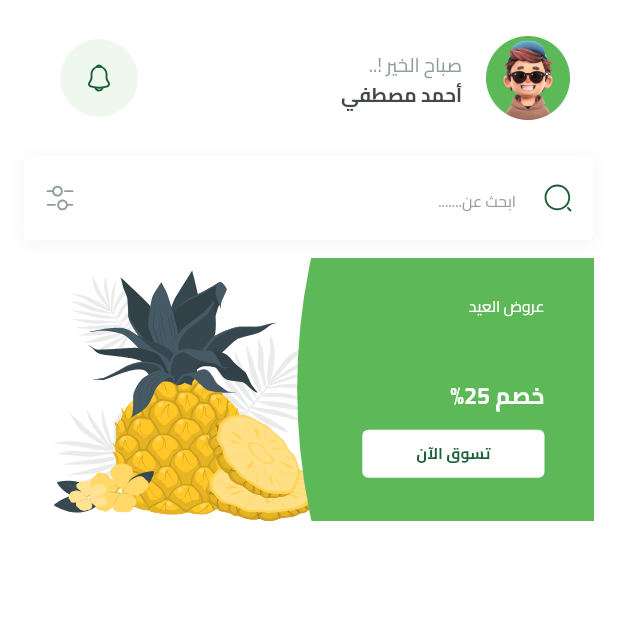
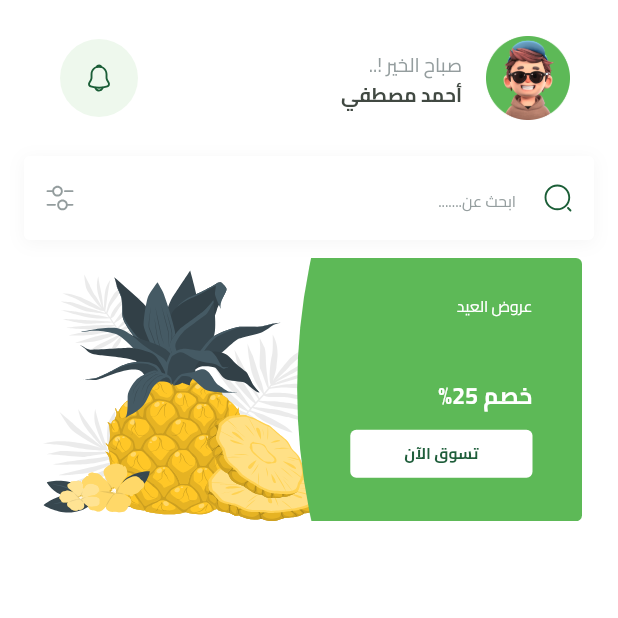
Before and after one commit to mohamed-abdellsalam/Fruits-E-commerce-, a Flutter app: the HomeView screen opened by its route, on a phone screen of 412 x 824 dp, the top half of it. Run offline on Flutter 3.47's test engine with Material 3 defaults, Android fonts, the phone set to English and light mode, and no system bars; our stand-ins replace bloc, cloud_firestore, dartz, dots_indicator, firebase_auth, firebase_core and 8 more; missing offline and left inert: flutter_facebook_auth; accounts and stored records are empty.

Commit message:
feat: create FeaturedList widget to display multiple FeaturedItem components in a horizontal scroll view

```diff
--- a/lib/features/home/presentation/views/widgets/featured_item.dart
+++ b/lib/features/home/presentation/views/widgets/featured_item.dart
@@ -10,8 +10,10 @@ class FeaturedItem extends StatelessWidget {
 
   @override
   Widget build(BuildContext context) {
-    var itemWidth = MediaQuery.sizeOf(context).width;
-    return SizedBox(
+    var itemWidth = MediaQuery.sizeOf(context).width - 32;
+    return ClipRRect(
+      borderRadius: BorderRadius.circular(4),
+      child: SizedBox(
         width: itemWidth,
         child: AspectRatio(
           aspectRatio: 342 / 158,
@@ -70,6 +72,7 @@ class FeaturedItem extends StatelessWidget {
             ],
           ),
         ),
+      ),
     );
   }
 }
--- /dev/null
+++ b/lib/features/home/presentation/views/widgets/featured_list.dart
@@ -0,0 +1,24 @@
+import 'package:flutter/material.dart';
+import 'package:fruits_hub/features/home/presentation/views/widgets/featured_item.dart';
+
+class FeaturedList extends StatelessWidget {
+  const FeaturedList({super.key});
+
+  @override
+  Widget build(BuildContext context) {
+    return SingleChildScrollView(
+      scrollDirection: Axis.horizontal,
+      child: Row(
+        children: List.generate(
+          4,
+          (index) {
+            return const Padding(
+              padding: EdgeInsets.symmetric(horizontal: 8),
+              child: FeaturedItem(),
+            );
+          },
+        ),
+      ),
+    );
+  }
+}
--- a/lib/features/home/presentation/views/widgets/home_view_body.dart
+++ b/lib/features/home/presentation/views/widgets/home_view_body.dart
@@ -2,7 +2,7 @@ import 'package:flutter/material.dart';
 import 'package:fruits_hub/constants.dart';
 import 'package:fruits_hub/core/widgets/custom_search_text_field.dart';
 import 'package:fruits_hub/features/home/presentation/views/widgets/custom_home_appbar.dart';
-import 'package:fruits_hub/features/home/presentation/views/widgets/featured_item.dart';
+import 'package:fruits_hub/features/home/presentation/views/widgets/featured_list.dart';
 
 class HomeViewBody extends StatelessWidget {
   const HomeViewBody({super.key});
@@ -27,7 +27,7 @@ class HomeViewBody extends StatelessWidget {
                 SizedBox(
                   height: 12,
                 ),
-                FeaturedItem(),
+                FeaturedList(),
               ],
             ),
           ),
```
Lines whose indentation alone changed are shown as unchanged.
